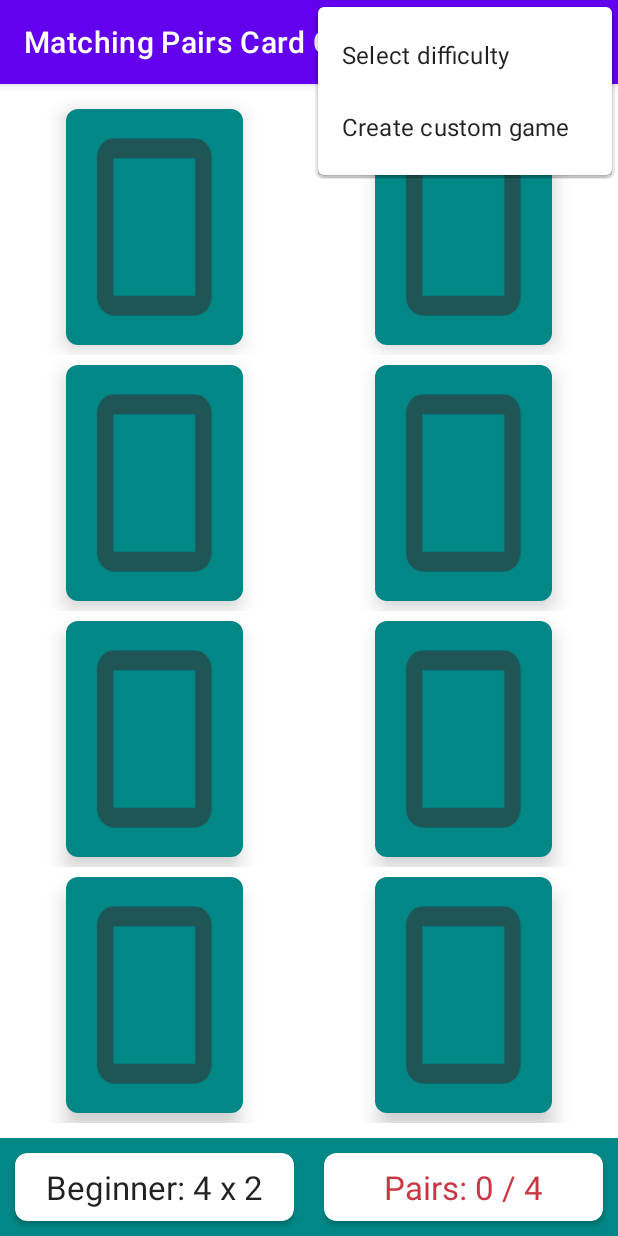
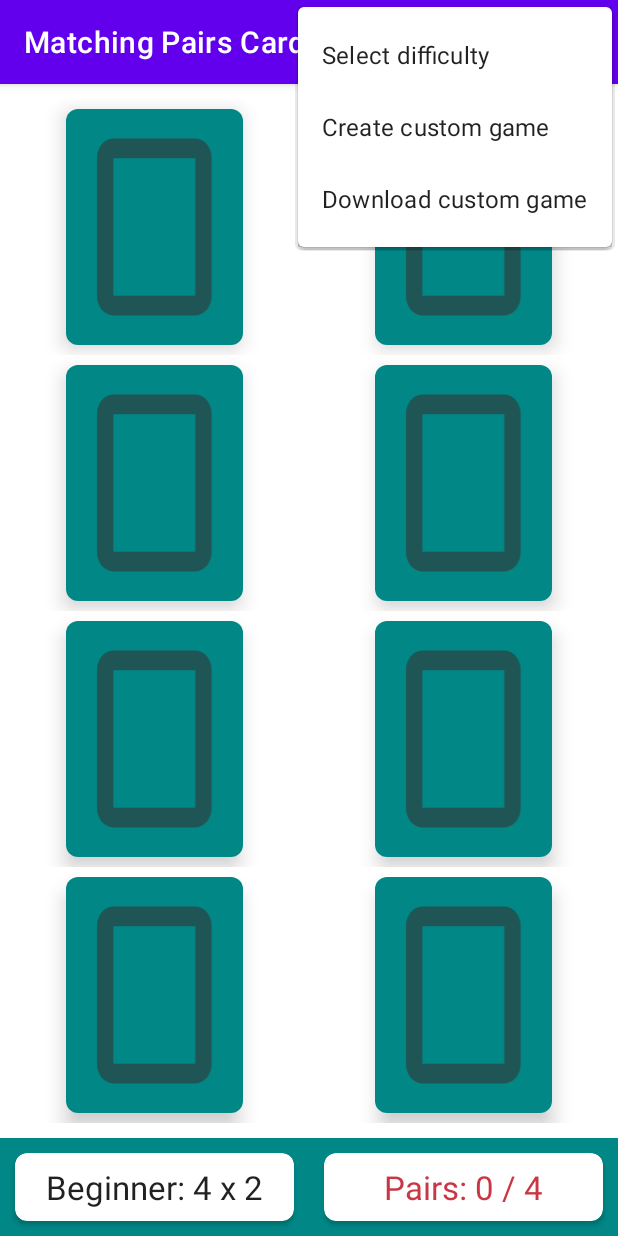
Before and after one commit to jeqiu/pairs-card-game-kotlin, an Android app: the screen it shows after launch (MainActivity), with the options menu open, on a phone screen of 412 x 824 dp. Run offline under Robolectric (Android 15) with nearby library versions, the phone set to English and light mode, and no system bars; our stand-ins replace Firebase (no records; nobody signed in at launch, a user with empty details on screens opened directly), Picasso.

Commit message:
add download game option

```diff
--- a/app/src/main/java/com/example/pairscardgame/BoardAdaptor.kt
+++ b/app/src/main/java/com/example/pairscardgame/BoardAdaptor.kt
@@ -70,7 +70,7 @@ class BoardAdaptor(
             val gameCard = cards[position]
             if (gameCard.isFaceUp) {
                 if (gameCard.imageUrl != null) {
-                    Picasso.get().load(gameCard.imageUrl).into(imageButton)
+                    Picasso.get().load(gameCard.imageUrl).placeholder(R.drawable.ic_placeholder_image).into(imageButton)
                 } else {
                     imageButton.setImageResource(gameCard.identifier)
                 }
--- /dev/null
+++ b/app/src/main/res/drawable/ic_placeholder_image.xml
@@ -0,0 +1,5 @@
+<vector android:height="24dp" android:tint="#C0C0C0"
+    android:viewportHeight="24" android:viewportWidth="24"
+    android:width="24dp" xmlns:android="http://schemas.android.com/apk/res/android">
+    <path android:fillColor="@android:color/white" android:pathData="M21,19V5c0,-1.1 -0.9,-2 -2,-2H5c-1.1,0 -2,0.9 -2,2v14c0,1.1 0.9,2 2,2h14c1.1,0 2,-0.9 2,-2zM8.5,13.5l2.5,3.01L14.5,12l4.5,6H5l3.5,-4.5z"/>
+</vector>
--- a/app/src/main/res/layout/activity_main.xml
+++ b/app/src/main/res/layout/activity_main.xml
@@ -1,11 +1,15 @@
 <?xml version="1.0" encoding="utf-8"?>
-<androidx.constraintlayout.widget.ConstraintLayout xmlns:android="http://schemas.android.com/apk/res/android"
+<androidx.coordinatorlayout.widget.CoordinatorLayout xmlns:android="http://schemas.android.com/apk/res/android"
     xmlns:app="http://schemas.android.com/apk/res-auto"
     xmlns:tools="http://schemas.android.com/tools"
     android:id="@+id/clRoot"
     android:layout_width="match_parent"
     android:layout_height="match_parent"
     tools:context=".MainActivity">
+
+    <androidx.constraintlayout.widget.ConstraintLayout
+        android:layout_width="match_parent"
+        android:layout_height="match_parent">
 
         <LinearLayout
             android:id="@+id/llCardGame"
@@ -66,3 +70,4 @@
             app:layout_constraintTop_toTopOf="parent" />
 
     </androidx.constraintlayout.widget.ConstraintLayout>
+</androidx.coordinatorlayout.widget.CoordinatorLayout>
--- a/app/src/main/res/menu/menu_main.xml
+++ b/app/src/main/res/menu/menu_main.xml
@@ -14,4 +14,8 @@
         android:id="@+id/mi_custom_game"
         android:title="Create custom game"
         app:showAsAction="never" />
+    <item
+        android:id="@+id/mi_download"
+        android:title="Download custom game"
+        app:showAsAction="never" />
 </menu>
```
Also changed, not shown: app/src/main/java/com/example/pairscardgame/MainActivity.kt (+23 -3 lines), app/src/main/res/layout/download_dialog_board.xml (added, +27 -0 lines). Lines whose indentation alone changed are shown as unchanged.
